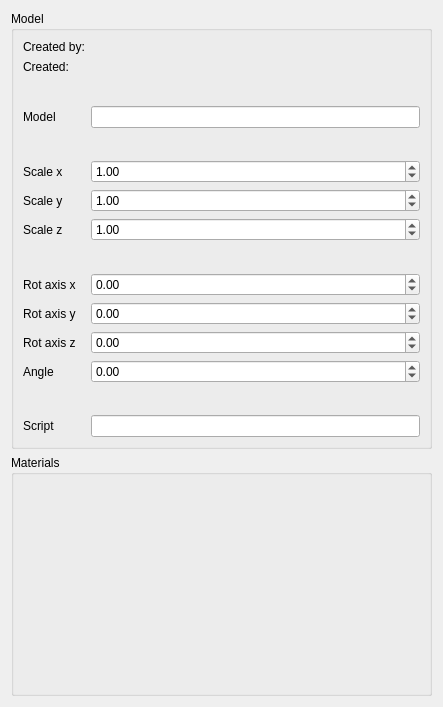
This is gui_client/ObjectEditor.ui in shipilovden/substrata-metasiberia as Qt 5 draws it before an edit. The edited form follows.
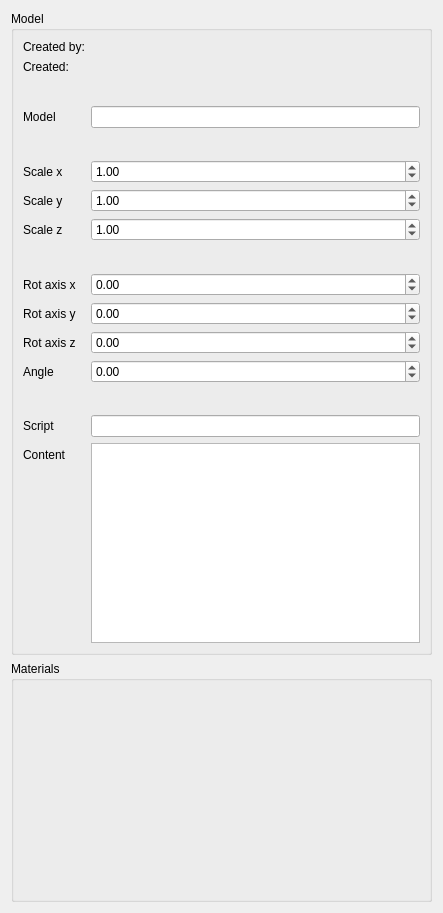
This is the edited form. Custom widgets are drawn as their Qt base class.

```diff
--- a/gui_client/ObjectEditor.ui
+++ b/gui_client/ObjectEditor.ui
@@ -7,7 +7,7 @@
     <x>0</x>
     <y>0</y>
     <width>443</width>
-    <height>602</height>
+    <height>866</height>
    </rect>
   </property>
   <property name="windowTitle">
@@ -278,6 +278,23 @@
         </property>
        </spacer>
       </item>
+      <item row="15" column="1">
+       <widget class="QTextEdit" name="contentTextEdit">
+        <property name="minimumSize">
+         <size>
+          <width>0</width>
+          <height>200</height>
+         </size>
+        </property>
+       </widget>
+      </item>
+      <item row="15" column="0">
+       <widget class="QLabel" name="label_12">
+        <property name="text">
+         <string>Content</string>
+        </property>
+       </widget>
+      </item>
      </layout>
     </widget>
    </item>
```
